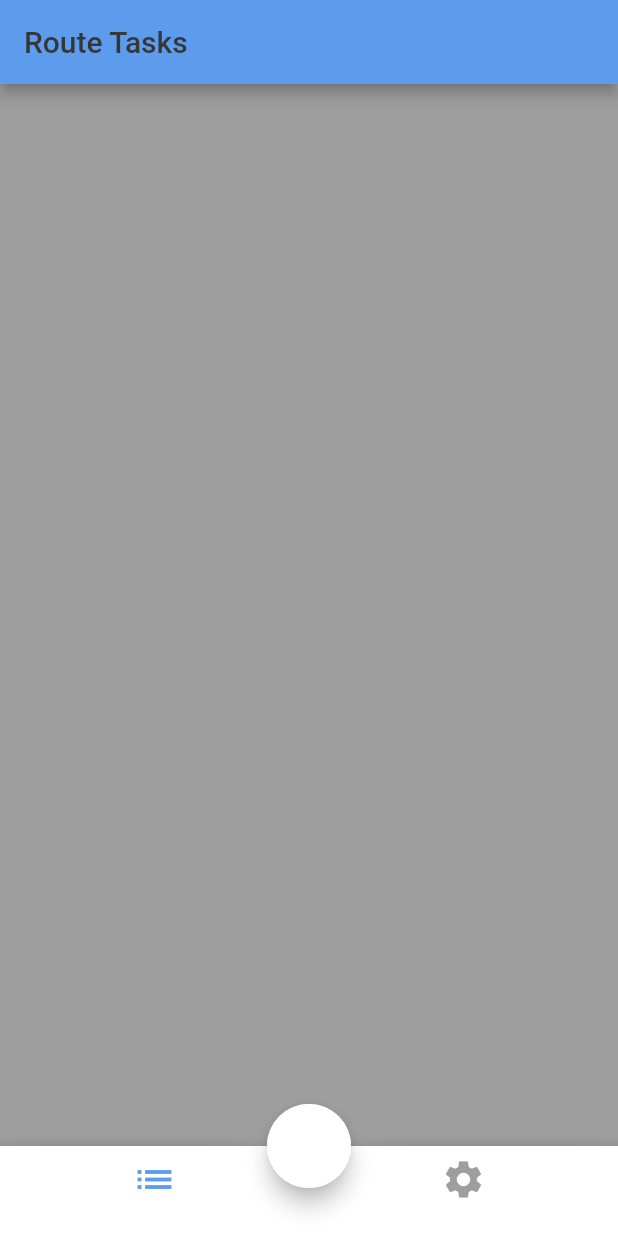
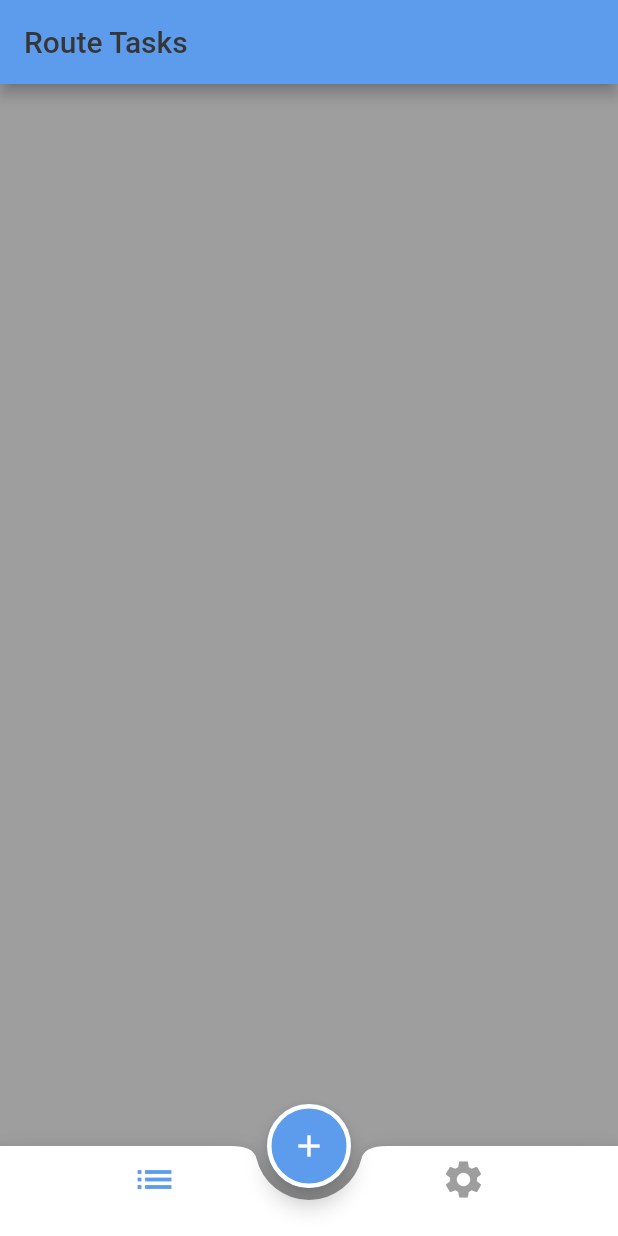
Before and after one commit to Khaatora/To-do_Application, a Flutter app: the screen it shows after launch, on a phone screen of 412 x 824 dp. Run offline on Flutter 3.47's test engine with Material 2 defaults, Android fonts, the phone set to English and light mode, and no system bars.

Commit message:
small update to them colors

```diff
--- a/lib/my_theme.dart
+++ b/lib/my_theme.dart
@@ -38,8 +38,12 @@ class MyThemeData {
             fontSize: 18,
             color: colorBrightGreen,
           )),
+      floatingActionButtonTheme: const FloatingActionButtonThemeData(
+        backgroundColor: colorLightBlue,
+      ),
       bottomNavigationBarTheme: const BottomNavigationBarThemeData(
-          backgroundColor: colorWhite,
+          backgroundColor: Colors.transparent,
+          elevation: 0.0,
           selectedItemColor: colorLightBlue,
           unselectedItemColor: Colors.grey));
 
```
Also changed, not shown: lib/shared/styles/colors.dart (line endings or trailing spaces).
